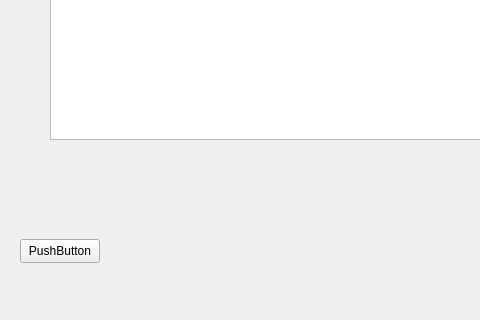
Qt form src/mainwindow.ui (TheBerbat/bloque-produccion) before a commit; both pictures show x 0 to 480 and y 280 to 600 of the 800 by 600 pixel window.
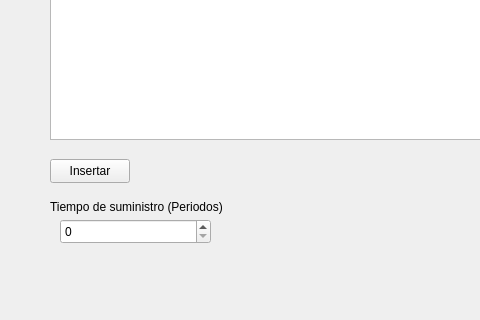
The same form after that commit.

Commit message: Insert data dialog implemented

Patch:
```diff
--- a/src/mainwindow.ui
+++ b/src/mainwindow.ui
@@ -17,14 +17,14 @@
    <widget class="QPushButton" name="pushButton">
     <property name="geometry">
      <rect>
-      <x>20</x>
-      <y>500</y>
+      <x>50</x>
+      <y>420</y>
       <width>80</width>
       <height>24</height>
      </rect>
     </property>
     <property name="text">
-     <string>PushButton</string>
+     <string>Insertar</string>
     </property>
    </widget>
    <widget class="QTableWidget" name="tableWidget">
@@ -77,6 +77,29 @@
      </property>
     </item>
    </widget>
+   <widget class="QSpinBox" name="spinBox">
+    <property name="geometry">
+     <rect>
+      <x>60</x>
+      <y>480</y>
+      <width>151</width>
+      <height>25</height>
+     </rect>
+    </property>
+   </widget>
+   <widget class="QLabel" name="label">
+    <property name="geometry">
+     <rect>
+      <x>50</x>
+      <y>460</y>
+      <width>191</width>
+      <height>16</height>
+     </rect>
+    </property>
+    <property name="text">
+     <string>Tiempo de suministro (Periodos)</string>
+    </property>
+   </widget>
   </widget>
   <widget class="QMenuBar" name="menubar">
    <property name="geometry">
```
Left out of the diff: 2 changed lines with no effect on the pictures. The commit also changes 5 other files.
